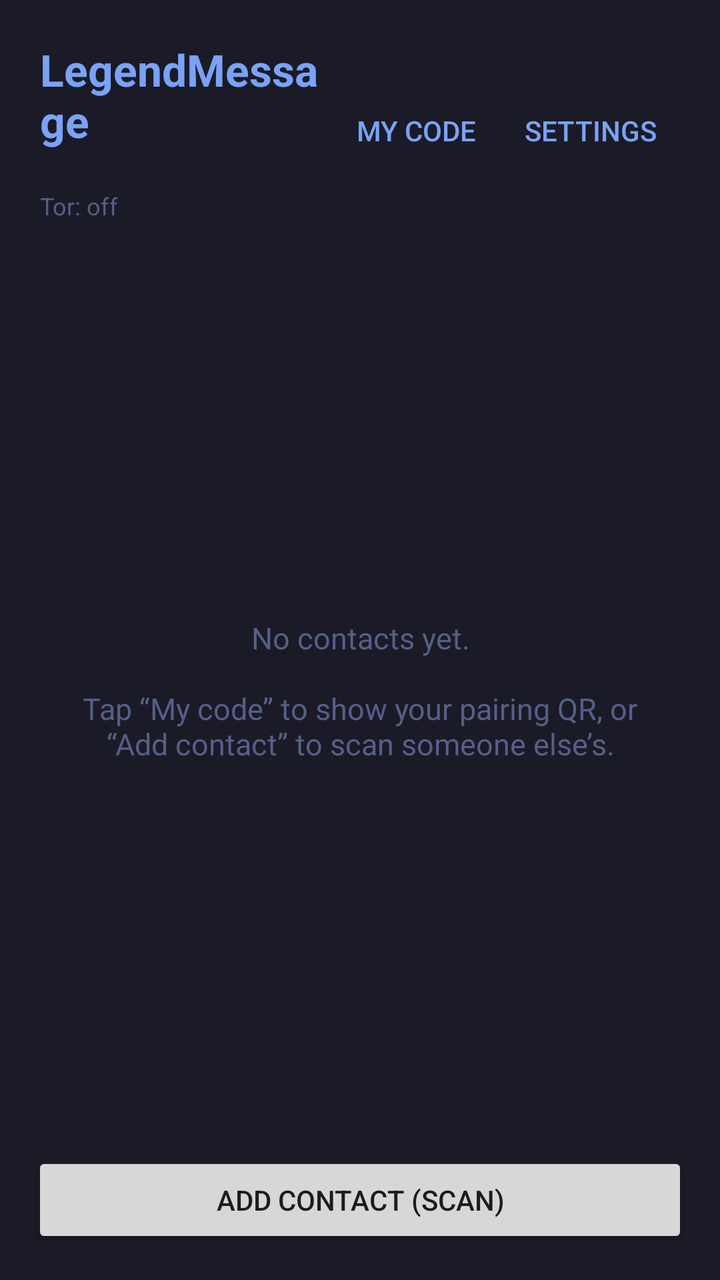
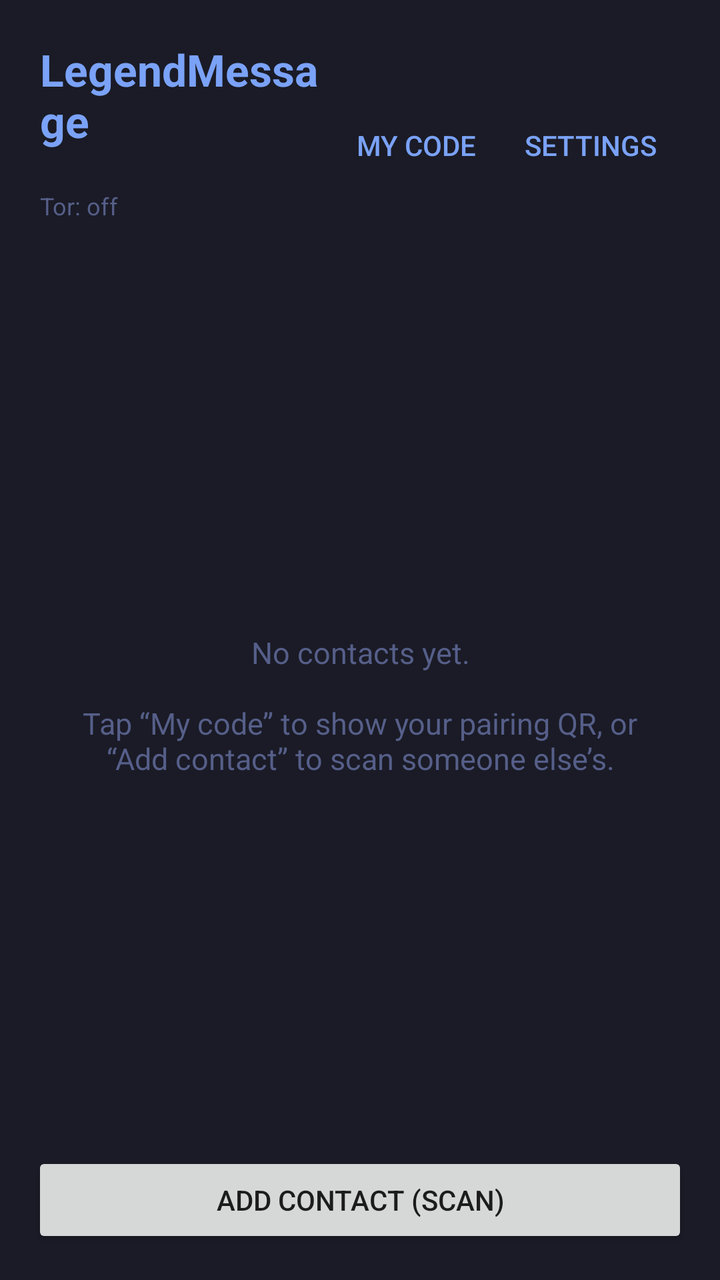

The first picture is an Android layout as it rendered before a commit; the second is the same layout after the commit. The layout source and the unified diff follow.
<!-- AndroidManifest.xml: application theme Theme.LegendMessage -->
<!-- res/layout/activity_home.xml -->
<?xml version="1.0" encoding="utf-8"?>
<LinearLayout
    xmlns:android="http://schemas.android.com/apk/res/android"
    android:layout_width="match_parent"
    android:layout_height="match_parent"
    android:background="@color/tn_bg"
    android:orientation="vertical">

    <LinearLayout
        android:layout_width="match_parent"
        android:layout_height="wrap_content"
        android:gravity="center_vertical"
        android:orientation="horizontal"
        android:padding="20dp">

        <LinearLayout
            android:layout_width="0dp"
            android:layout_height="wrap_content"
            android:layout_weight="1"
            android:orientation="vertical">

            <TextView
                android:layout_width="wrap_content"
                android:layout_height="wrap_content"
                android:text="@string/app_name"
                android:textColor="@color/tn_blue"
                android:textSize="22sp"
                android:textStyle="bold" />

            <TextView
                android:id="@+id/nameText"
                android:layout_width="wrap_content"
                android:layout_height="wrap_content"
                android:textColor="@color/tn_dim"
                android:textSize="13sp" />

            <TextView
                android:id="@+id/torStatus"
                android:layout_width="wrap_content"
                android:layout_height="wrap_content"
                android:layout_marginTop="2dp"
                android:text="@string/tor_status_off"
                android:textColor="@color/tn_dim"
                android:textSize="12sp" />
        </LinearLayout>

        <Button
            android:id="@+id/myCodeButton"
            style="?android:attr/buttonBarButtonStyle"
            android:layout_width="wrap_content"
            android:layout_height="wrap_content"
            android:text="@string/home_my_code" />

        <Button
            android:id="@+id/settingsButton"
            style="?android:attr/buttonBarButtonStyle"
            android:layout_width="wrap_content"
            android:layout_height="wrap_content"
            android:text="@string/home_settings" />
    </LinearLayout>

    <FrameLayout
        android:layout_width="match_parent"
        android:layout_height="0dp"
        android:layout_weight="1">

        <androidx.recyclerview.widget.RecyclerView
            android:id="@+id/contactsList"
            android:layout_width="match_parent"
            android:layout_height="match_parent" />

        <TextView
            android:id="@+id/emptyText"
            android:layout_width="wrap_content"
            android:layout_height="wrap_content"
            android:layout_gravity="center"
            android:gravity="center"
            android:paddingHorizontal="32dp"
            android:text="@string/home_empty"
            android:textColor="@color/tn_dim"
            android:textSize="15sp" />
    </FrameLayout>

    <Button
        android:id="@+id/addButton"
        android:layout_width="match_parent"
        android:layout_height="wrap_content"
        android:layout_margin="16dp"
        android:text="@string/home_add_contact" />
</LinearLayout>
<!-- resources referenced by this layout -->
<resources>
  <color name="tn_bg">#1A1B26</color>
  <color name="tn_blue">#7AA2F7</color>
  <color name="tn_dim">#565F89</color>
  <string name="app_name">LegendMessage</string>
  <string name="home_add_contact">Add contact (scan)</string>
  <string name="home_empty">No contacts yet.\n\nTap “My code” to show your pairing QR, or “Add contact” to scan someone else’s.</string>
  <string name="home_my_code">My code</string>
  <string name="home_settings">Settings</string>
  <string name="tor_status_off">Tor: off</string>
  <style name="Theme.LegendMessage" parent="Theme.AppCompat.DayNight.NoActionBar">
          <item name="colorPrimary">@color/tn_blue</item>
          <item name="colorPrimaryDark">@color/tn_bg</item>
          <item name="colorAccent">@color/tn_blue</item>
          <item name="android:windowBackground">@color/tn_bg</item>
          <item name="android:statusBarColor">@color/tn_bg</item>
      </style>
</resources>

<!-- the commit's change to res/layout/activity_home.xml (unified diff, before → after) -->
@@ -42,6 +42,13 @@
                 android:text="@string/tor_status_off"
                 android:textColor="@color/tn_dim"
                 android:textSize="12sp" />
+
+            <TextView
+                android:id="@+id/appVersion"
+                android:layout_width="wrap_content"
+                android:layout_height="wrap_content"
+                android:textColor="@color/tn_dim"
+                android:textSize="11sp" />
         </LinearLayout>
 
         <Button
